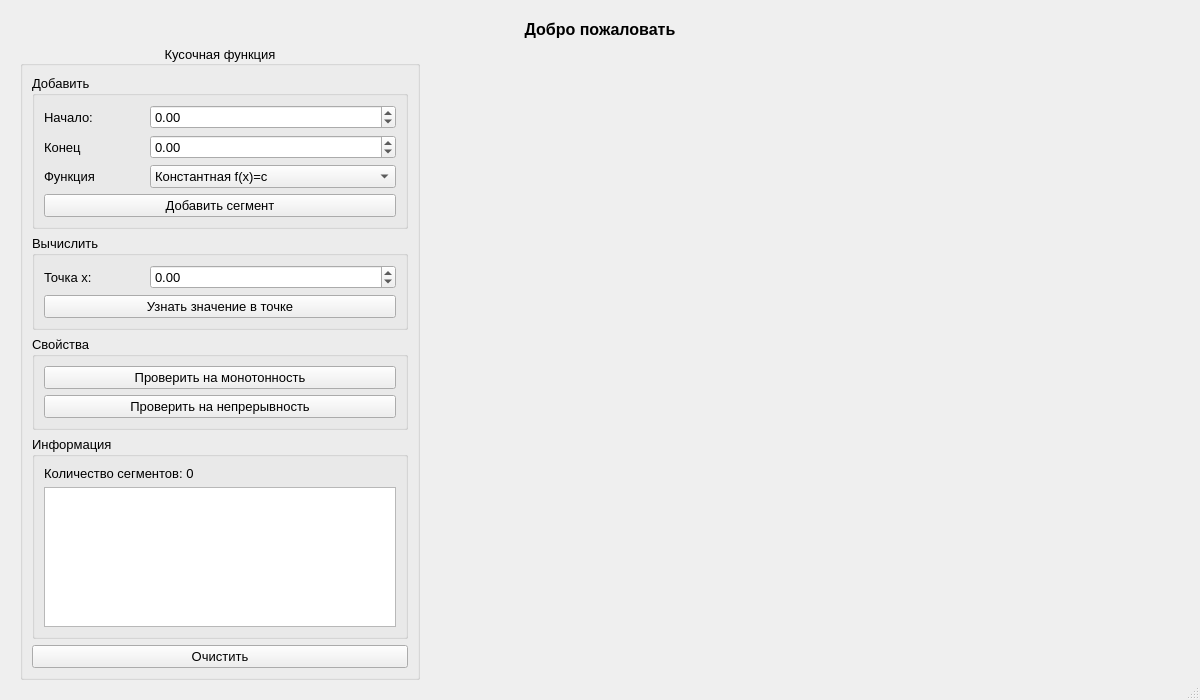
Qt form app/mainwindow.ui (Defenderrus/Lab_23) before a commit.
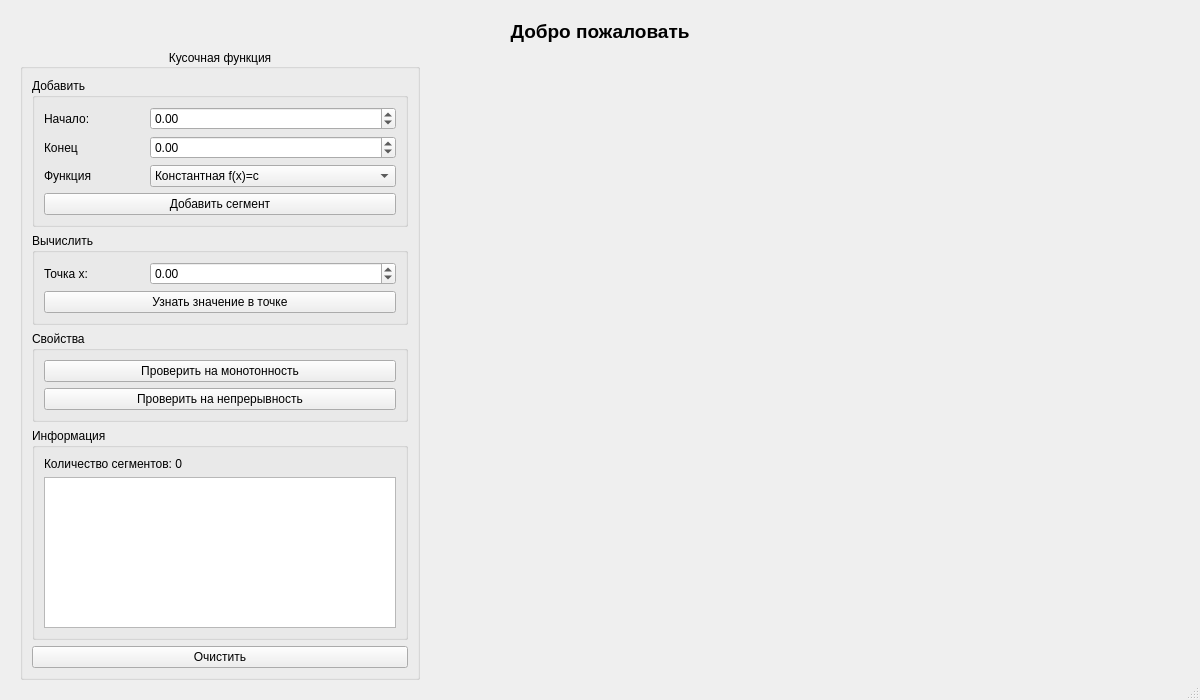
The same form after that commit.

Patch:
```diff
--- a/app/mainwindow.ui
+++ b/app/mainwindow.ui
@@ -16,13 +16,6 @@
     <height>700</height>
    </size>
   </property>
-  <property name="font">
-   <font>
-    <family>Segoe UI</family>
-    <pointsize>10</pointsize>
-    <bold>false</bold>
-   </font>
-  </property>
   <property name="windowTitle">
    <string>Lab 2.3</string>
   </property>
@@ -63,7 +56,7 @@
       <property name="font">
        <font>
         <family>Segoe UI</family>
-        <pointsize>12</pointsize>
+        <pointsize>14</pointsize>
         <bold>true</bold>
        </font>
       </property>
```
Left out of the diff: 2 changed lines with no effect on the pictures.
